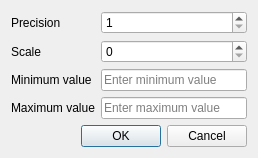
Qt form ui/wizard/ui_double_property.ui (gltn/stdm) before a commit.
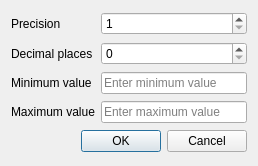
The same form after that commit.

Commit message: Enhanced the Decimal Property

Diff of the .ui file:
```diff
--- a/ui/wizard/ui_double_property.ui
+++ b/ui/wizard/ui_double_property.ui
@@ -7,7 +7,7 @@
     <x>0</x>
     <y>0</y>
     <width>258</width>
-    <height>151</height>
+    <height>166</height>
    </rect>
   </property>
   <property name="windowTitle">
@@ -37,7 +37,7 @@
    <item row="1" column="0">
     <widget class="QLabel" name="label_4">
      <property name="text">
-      <string>Scale</string>
+      <string>Decimal places</string>
      </property>
     </widget>
    </item>
```
The commit also changes 12 other files.
